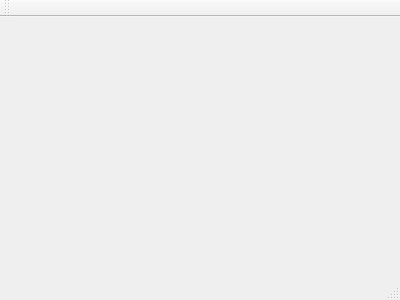
First picture: the form in Qt/mainwindow.ui, repository LeftySolara/GanttCal, before the edit.
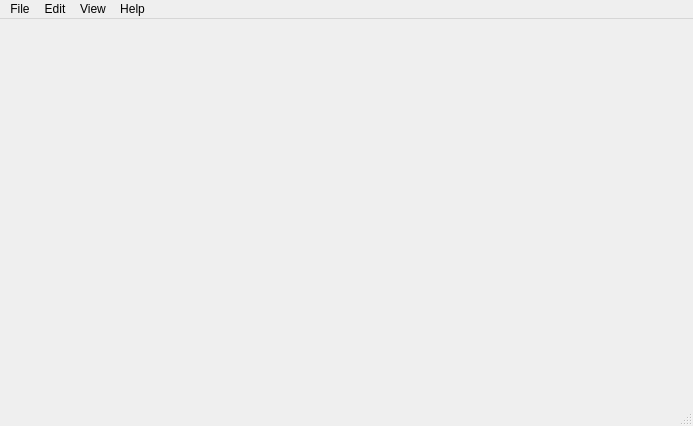
Second picture: the form after the edit.

Commit message: add about dialog and exit action

What changed in the file:
```diff
--- a/Qt/mainwindow.ui
+++ b/Qt/mainwindow.ui
@@ -1,24 +1,67 @@
 <ui version="4.0">
  <class>MainWindow</class>
- <widget class="QMainWindow" name="MainWindow" >
-  <property name="geometry" >
+ <widget class="QMainWindow" name="MainWindow">
+  <property name="geometry">
    <rect>
     <x>0</x>
     <y>0</y>
-    <width>400</width>
-    <height>300</height>
+    <width>693</width>
+    <height>426</height>
    </rect>
   </property>
   <property name="windowTitle" >
    <string>MainWindow</string>
   </property>
-  <widget class="QMenuBar" name="menuBar" />
-  <widget class="QToolBar" name="mainToolBar" />
-  <widget class="QWidget" name="centralWidget" />
-  <widget class="QStatusBar" name="statusBar" />
+  <widget class="QWidget" name="centralWidget"/>
+  <widget class="QMenuBar" name="menuBar">
+   <property name="geometry">
+    <rect>
+     <x>0</x>
+     <y>0</y>
+     <width>693</width>
+     <height>19</height>
+    </rect>
+   </property>
+   <widget class="QMenu" name="menuFile">
+    <property name="title">
+     <string>File</string>
+    </property>
+    <addaction name="actionQuit"/>
+   </widget>
+   <widget class="QMenu" name="menuEdit">
+    <property name="title">
+     <string>Edit</string>
+    </property>
+   </widget>
+   <widget class="QMenu" name="menuView">
+    <property name="title">
+     <string>View</string>
+    </property>
+   </widget>
+   <widget class="QMenu" name="menuTools">
+    <property name="title">
+     <string>Help</string>
+    </property>
+    <addaction name="actionAbout_QT"/>
+   </widget>
+   <addaction name="menuFile"/>
+   <addaction name="menuEdit"/>
+   <addaction name="menuView"/>
+   <addaction name="menuTools"/>
+  </widget>
+  <widget class="QStatusBar" name="statusBar"/>
+  <action name="actionAbout_QT">
+   <property name="text">
+    <string>About Qt</string>
+   </property>
+  </action>
+  <action name="actionQuit">
+   <property name="text">
+    <string>Quit</string>
+   </property>
+  </action>
  </widget>
- <layoutDefault spacing="6" margin="11" />
- <pixmapfunction></pixmapfunction>
+ <layoutdefault spacing="6" margin="11"/>
  <resources/>
  <connections/>
 </ui>
```
Left out of the diff: 3 changed lines with no effect on the pictures. The commit also changes 3 other files.
